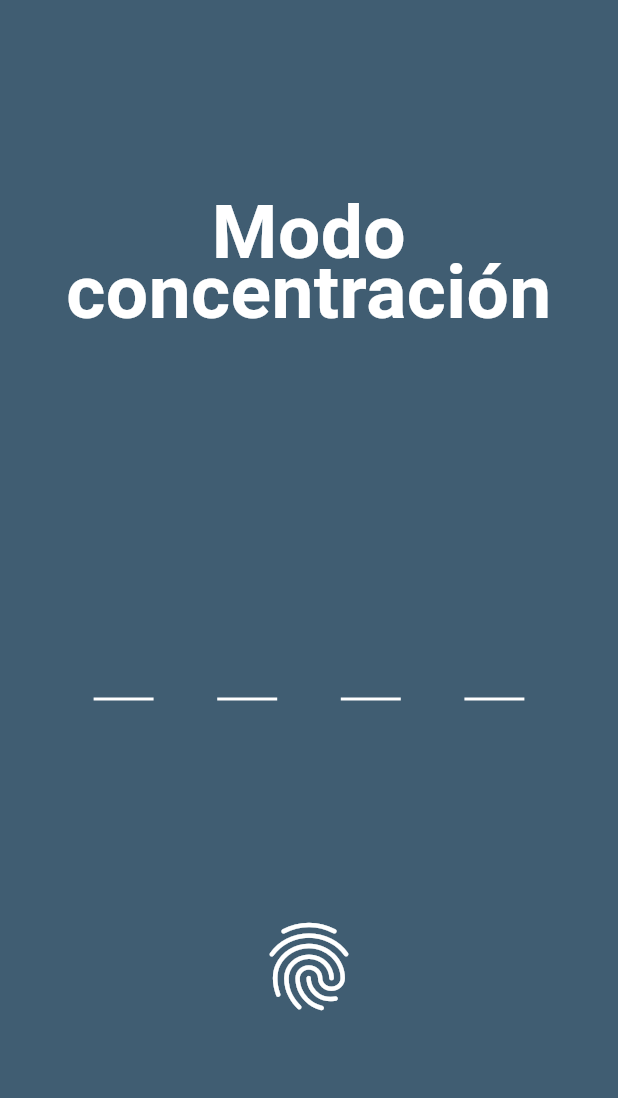
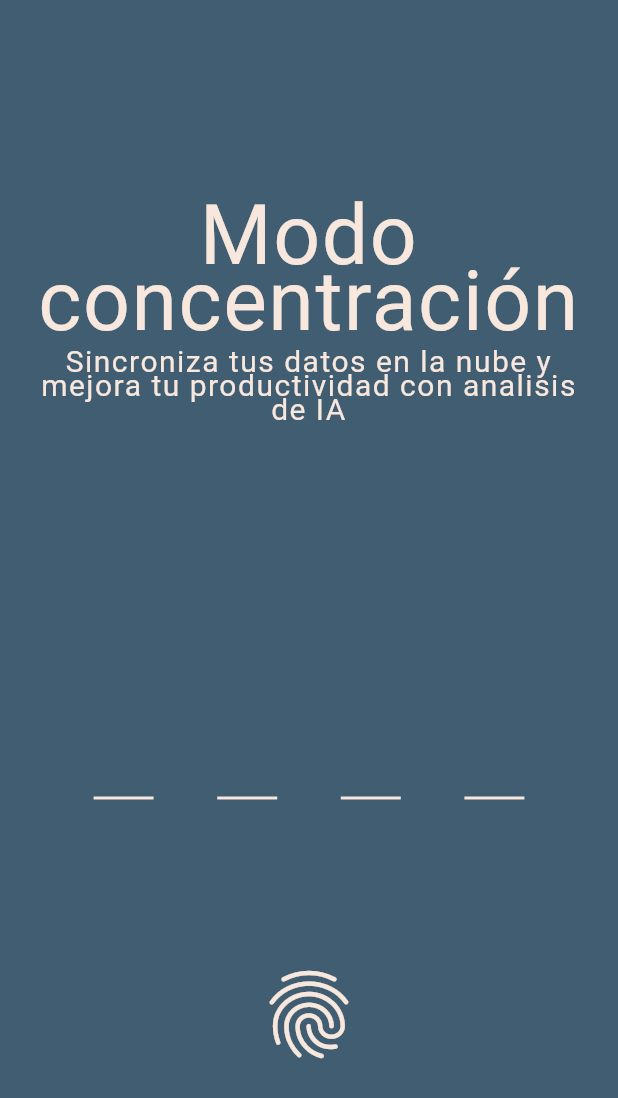
Before and after one commit to DiegoFerBe/Ux, a Flutter app: the screen it shows after launch, item 2 of the bottom bar chosen, after a tap on "Modo concentración", on a phone screen of 412 x 824 dp. Shown: the top 1098 px of the screen. Run offline on Flutter 3.47's test engine with Material 3 defaults, Android fonts, the light colour scheme and no system bars; our stand-ins replace google_fonts; Roboto replaces fonts that are missing (Fenix).

Commit message:
Feat: Fuente fenix y arreglo de colores

```diff
--- a/pomochan_mobile/lib/main.dart
+++ b/pomochan_mobile/lib/main.dart
@@ -2,7 +2,7 @@ import 'package:flutter/material.dart';
 import 'package:pomochan_mobile/screens/alarm.dart';
 import 'package:pomochan_mobile/screens/pomodoro.dart';
 import 'package:pomochan_mobile/widgets/navigationBar.dart';
-
+import 'package:google_fonts/google_fonts.dart';
 
 void main() {
   runApp(const MyApp());
@@ -16,11 +16,9 @@ class MyApp extends StatelessWidget {
     return MaterialApp(
       title: 'PomoChan',
       theme: ThemeData(
-        primaryColor: Colors.blue, // Primary Color (Blue)
+        textTheme: GoogleFonts.fenixTextTheme(Theme.of(context).textTheme),
+        primaryColor: Color(0xFF405D72), // Primary Color (Blue)
         scaffoldBackgroundColor: Color.fromARGB(255, 255, 255, 255),// Background Color (Light Gray)
-        textTheme: const TextTheme(
-          bodyLarge: TextStyle(color: Color.fromARGB(255, 240, 240, 240)),
-         ),
        ), // Text Color (Dark Blue)
       home: const PomoChan(),
     );
--- a/pomochan_mobile/lib/screens/alarm.dart
+++ b/pomochan_mobile/lib/screens/alarm.dart
@@ -10,11 +10,26 @@ class AlarmPage extends StatelessWidget {
       body: SafeArea(
         child: Stack(
           children: [
-            // The list of alarms
             Padding(
-              padding: const EdgeInsets.only(top: 80.0), // Adds space for the floating button
+              padding: const EdgeInsets.only(
+                  top: 80.0), // Adds space for the floating button
+              child: Container(
+                padding: const EdgeInsets.all(16.0),
+                child: Column(
+                  crossAxisAlignment:
+                      CrossAxisAlignment.start, // Align the title to the left
+                  children: [
+                    const Text(
+                      'Alarmas', // Title for the alarm list
+                      style: TextStyle(
+                        fontSize: 25,
+                        fontWeight: FontWeight.normal,
+
+                      ),
+                    ),
+                    SizedBox(height: 10), // Space between title and list
+                    Expanded(
                       child: ListView(
-                padding: const EdgeInsets.all(16.0),
                         children: [
                           AlarmItem(
                             time: '07:00 AM',
@@ -34,10 +49,14 @@ class AlarmPage extends StatelessWidget {
                         ],
                       ),
                     ),
+                  ],
+                ),
+              ),
+            ),
             // FloatingActionButton at the top-right corner
             Positioned(
               right: 16.0, // Distance from the right edge
-              top: 16.0,   // Distance from the top edge
+              top: 16.0, // Distance from the top edge
               child: FloatingActionButton(
                 onPressed: () {
                   print('Add button pressed');
--- a/pomochan_mobile/lib/screens/pomodoro.dart
+++ b/pomochan_mobile/lib/screens/pomodoro.dart
@@ -1,7 +1,6 @@
 import 'package:flutter/material.dart';
 import 'package:pomochan_mobile/screens/signUp.dart';
 import 'package:pomochan_mobile/widgets/pomodoroTimer.dart';
-
 
 class PomodoroPage extends StatelessWidget {
   const PomodoroPage({super.key});
@@ -23,8 +22,8 @@ class PomodoroPage extends StatelessWidget {
                     color2: Color.fromRGBO(224, 122, 95, 1.000),
                     textColor: Color.fromRGBO(247, 231, 220, 1),
                   ),
+                  const SizedBox(height: 30), // Space between title and list
                   FilledButton(
-                    child: Text("Modo concentración"),
                     onPressed: () => {
                       Navigator.push(
                         context,
@@ -35,16 +34,18 @@ class PomodoroPage extends StatelessWidget {
                       backgroundColor: MaterialStateProperty.all(
                         Color.fromRGBO(117, 134, 148, 1.000),
                       ),
-                      textStyle: MaterialStateProperty.all(
-                        const TextStyle(
-                          fontSize: 24, // Set font size
-                          fontWeight:
-                              FontWeight.bold, // Set font weight (optional)
-                        ),
-                      ),
                       padding: MaterialStateProperty.all(
                         const EdgeInsets.symmetric(
-                            horizontal: 40, vertical: 25.0),
+                            horizontal: 25, vertical: 20.0),
+                      ),
+                    ),
+                    child: Text(
+                      "Modo concentración",
+                      style: TextStyle(
+                        fontSize: 30.0,
+                        fontWeight: FontWeight.normal,
+                        letterSpacing:1,
+                        color: Color.fromRGBO(247, 231, 220, 1)
                       ),
                     ),
                   )
--- a/pomochan_mobile/lib/screens/pomodoroFocus.dart
+++ b/pomochan_mobile/lib/screens/pomodoroFocus.dart
@@ -1,5 +1,4 @@
 import 'package:flutter/material.dart';
-import 'package:pomochan_mobile/screens/signUp.dart';
 import 'package:pomochan_mobile/widgets/pomodoroTimer.dart';
 
 class PomodoroFocusPage extends StatelessWidget {
@@ -9,15 +8,13 @@ class PomodoroFocusPage extends StatelessWidget {
   Widget build(BuildContext context) {
     return Scaffold(
       backgroundColor: const Color(0xFF405D72), // Blue background
-
       body: SafeArea(
         child: Stack(
           children: [
-            const Padding(
-              padding: EdgeInsets.only(
-                  top: 130.0), // Adds space for the floating button
+            Padding(
+              padding: const EdgeInsets.only(top: 120.0), // Adds space for the floating button
+              child: SingleChildScrollView( // Wrap Column with SingleChildScrollView
                 child: Column(
-                //padding: const EdgeInsets.all(16.0),
                   children: [
                     Center(
                       child: Text(
@@ -31,6 +28,7 @@ class PomodoroFocusPage extends StatelessWidget {
                         ),
                       ),
                     ),
+                    SizedBox(height: 20), // Add some spacing between text and timer
                     Pomodorotimer(
                       color1: Color.fromRGBO(247, 231, 220, 1),
                       color2: Color.fromRGBO(224, 122, 95, 1.000),
@@ -39,7 +37,8 @@ class PomodoroFocusPage extends StatelessWidget {
                   ],
                 ),
               ),
-            //ActionButton at the top-right corner
+            ),
+            // ActionButton at the top-right corner
             Positioned(
               right: 16.0, // Distance from the right edge
               top: 16.0, // Distance from the top edge
@@ -48,8 +47,8 @@ class PomodoroFocusPage extends StatelessWidget {
                   print('Config button pressed');
                 },
                 child: const Icon(Icons.settings),
-                foregroundColor: Colors.white,
-                backgroundColor: Color(0xFF405D72),
+                foregroundColor: Color(0xFF405D72),
+                backgroundColor: Color.fromRGBO(247, 231, 220, 1),
               ),
             ),
           ],
--- a/pomochan_mobile/lib/screens/signUp.dart
+++ b/pomochan_mobile/lib/screens/signUp.dart
@@ -13,7 +13,6 @@ class _SignUpState extends State<SignUp> {
   final List<TextEditingController> _controllers =
       List.generate(4, (index) => TextEditingController());
   final List<FocusNode> _focusNodes = List.generate(4, (index) => FocusNode());
-  final List<String> _inputValues = List.filled(4, ''); // Track input values
 
   @override
   void dispose() {
@@ -57,10 +56,25 @@ class _SignUpState extends State<SignUp> {
                 'Modo concentración',
                 textAlign: TextAlign.center, // Center the text
                 style: TextStyle(
-                  fontSize: 50,
-                  fontWeight: FontWeight.bold,
+                  fontSize: 55,
+                  fontWeight: FontWeight.normal,
                   height: 0.8,
-                  color: Colors.white, // White title color
+                  letterSpacing: 1,
+                  color: Color.fromRGBO(247, 231, 220, 1), // White title color
+                ),
+              ),
+            ),
+            const SizedBox(height: 10), // Space between title and input
+            const Center(
+              child: Text(
+                'Sincroniza tus datos en la nube y mejora tu productividad con analisis de IA',
+                textAlign: TextAlign.center, // Center the text
+                style: TextStyle(
+                  fontSize: 20,
+                  fontWeight: FontWeight.normal,
+                  height: 0.8,
+                  letterSpacing: 1,
+                  color: Color.fromRGBO(247, 231, 220, 1), // White title color
                 ),
               ),
             ),
@@ -80,7 +94,7 @@ class _SignUpState extends State<SignUp> {
                       textAlign: TextAlign.center,
                       style: const TextStyle(
                         fontSize: 24,
-                        color: Colors.white,
+                        color: Color.fromRGBO(247, 231, 220, 1),
                       ),
                       inputFormatters: [
                         FilteringTextInputFormatter.digitsOnly, // Only numbers
@@ -89,19 +103,18 @@ class _SignUpState extends State<SignUp> {
                         counterText: "", // Hide character counter
                         enabledBorder: const UnderlineInputBorder(
                           borderSide: BorderSide(
-                            color: Colors.white,
+                            color: Color.fromRGBO(247, 231, 220, 1),
                             width: 2.0, // Line thickness
                           ),
                         ),
                         focusedBorder: const UnderlineInputBorder(
                           borderSide: BorderSide(
-                            color: Colors.white, // Line color when focused
+                            color: Color.fromRGBO(247, 231, 220, 1), // Line color when focused
                             width: 3.0, // Thicker line
                           ),
                         ),
                       ),
                       onChanged: (value) {
-                        _inputValues[index] = value; // Update input value
                         if (value.isNotEmpty && index < 3) {
                           // Move focus to the next text field
                           FocusScope.of(context).requestFocus(_focusNodes[index + 1]);
@@ -118,26 +131,14 @@ class _SignUpState extends State<SignUp> {
               ),
             ),
             const SizedBox(height: 100), // Space between input and icon
-            // Asterisks display
-            Row(
-              mainAxisAlignment: MainAxisAlignment.spaceEvenly,
-              children: List.generate(4, (index) {
-                return Text(
-                  _inputValues[index].isNotEmpty ? '*' : '', // Show asterisk if filled
-                  style: const TextStyle(
-                    fontSize: 24,
-                    color: Colors.white,
-                  ),
-                );
-              }),
-            ),
+            // The asterisks display logic has been removed.
             // Show fingerprint icon only when keyboard is not visible
             if (!isKeyboardVisible)
               Align(
                 alignment: Alignment.bottomCenter,
                 child: IconButton(
                   icon: const Icon(Icons.fingerprint),
-                  color: Colors.white,
+                  color: Color.fromRGBO(247, 231, 220, 1),
                   iconSize: 70,
                   onPressed: () {
                     Navigator.push(
--- a/pomochan_mobile/lib/widgets/alarmItem.dart
+++ b/pomochan_mobile/lib/widgets/alarmItem.dart
@@ -61,8 +61,8 @@ class _AlarmItemState extends State<AlarmItem> {
             child: Text(
               widget.time,
               style: const TextStyle(
-                fontSize: 18.0,
-                fontWeight: FontWeight.bold,
+                fontSize: 25.0,
+                fontWeight: FontWeight.normal,
                 color: Color.fromRGBO(108, 107, 107, 1.000),
               ),
             ),
--- a/pomochan_mobile/lib/widgets/pomodoroTimer.dart
+++ b/pomochan_mobile/lib/widgets/pomodoroTimer.dart
@@ -52,7 +52,7 @@ class _PomodorotimerState extends State<Pomodorotimer> {
               style: TextStyle(
                 color: widget.textColor,
                 fontSize: 50,
-                fontWeight: FontWeight.bold,
+                fontWeight: FontWeight.normal,
               ),
             ),
           ),
--- a/pomochan_mobile/pubspec.yaml
+++ b/pomochan_mobile/pubspec.yaml
@@ -9,6 +9,7 @@ environment:
 dependencies:
   flutter:
     sdk: flutter
+  google_fonts: ^6.2.1
 
 dev_dependencies:
   flutter_test:
```
Also changed, not shown: pomochan_mobile/pubspec.lock, 1 other file. Lines whose indentation alone changed are shown as unchanged.
